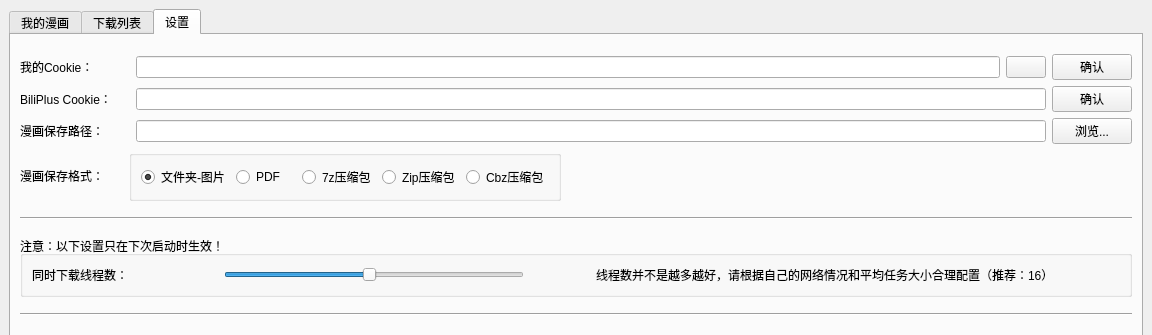
Qt form src/ui/PySide_src/mainWindow.ui (Zeal-L/BiliBili-Manga-Downloader) before a commit; both pictures show x 0 to 1152 and y 0 to 335 of the 1152 by 699 pixel window.
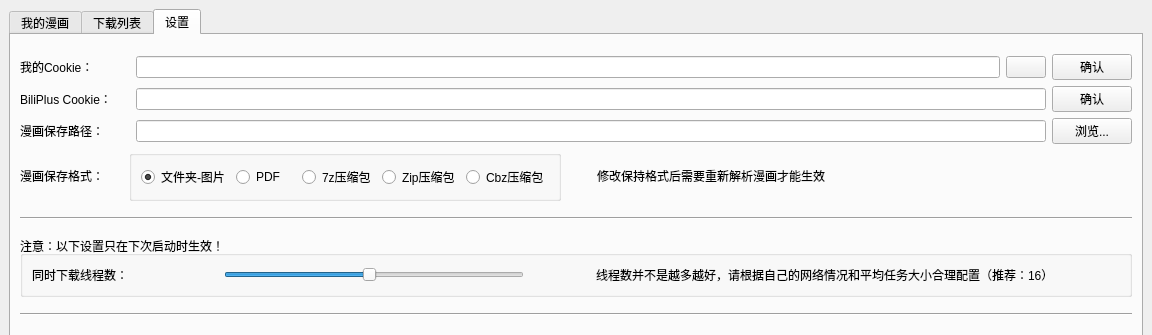
The same form after that commit. The open tabs and pages were chosen to show the change. Icons and pictures are not drawn.

Commit message: 🎨 格式化代码，准备好发布新版本

What changed in the file:
```diff
--- a/src/ui/PySide_src/mainWindow.ui
+++ b/src/ui/PySide_src/mainWindow.ui
@@ -1028,6 +1028,29 @@
             </layout>
            </widget>
           </item>
+          <item>
+           <spacer name="horizontalSpacer">
+            <property name="orientation">
+             <enum>Qt::Horizontal</enum>
+            </property>
+            <property name="sizeType">
+             <enum>QSizePolicy::Fixed</enum>
+            </property>
+            <property name="sizeHint" stdset="0">
+             <size>
+              <width>30</width>
+              <height>20</height>
+             </size>
+            </property>
+           </spacer>
+          </item>
+          <item>
+           <widget class="QLabel" name="label">
+            <property name="text">
+             <string>修改保持格式后需要重新解析漫画才能生效</string>
+            </property>
+           </widget>
+          </item>
           <item>
            <spacer name="horizontalSpacer_7">
             <property name="orientation">
```
Left out of the diff: 13 changed lines with no effect on the pictures. The commit also changes 21 other files.
